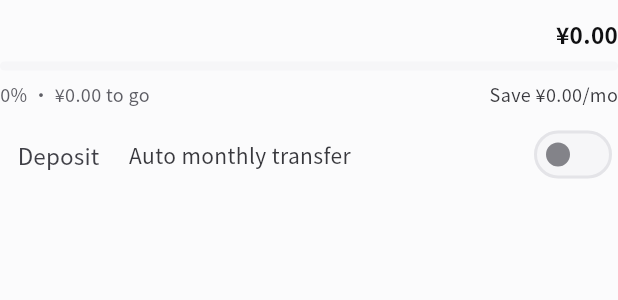
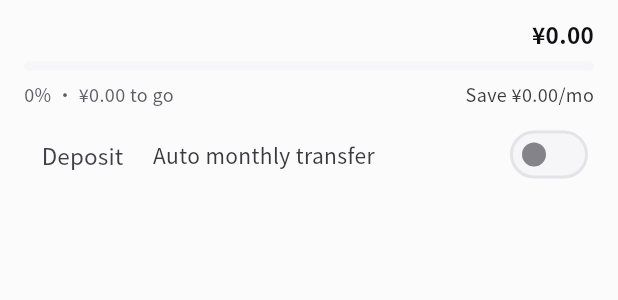
Before and after one commit to cvilia/plain, a Flutter app: the _GoalRow widget shown alone on an empty page, opened directly with empty values, on a phone screen of 412 x 824 dp. Shown: the top 300 px of the screen. Run offline on Flutter 3.47's test engine with Material 3 defaults, Android fonts, the light colour scheme and no system bars; our stand-ins replace audioplayers, fl_chart, flutter_riverpod, flutter_secure_storage, flutter_svg, go_router and 3 more; missing offline and left inert: sqlite3; accounts and stored records are empty; Roboto replaces fonts that are missing (MiSans); statements that could not run were skipped.

Commit message:
fix(ui): 储蓄目标卡片行补水平内边距
_GoalRow 只有 vertical padding，卡内标题/金额/进度条贴卡片边框；
补 fromLTRB(16, md, 16, md)，与 _LimitRow 口径对齐。

```diff
--- a/lib/features/settings/savings_goals_page.dart
+++ b/lib/features/settings/savings_goals_page.dart
@@ -926,7 +926,8 @@ class _GoalRow extends StatelessWidget {
     final remaining = (view.targetCents - view.savedCents).clamp(0, view.targetCents).toInt();
     final pct = (view.progress * 100).round();
     return Padding(
-      padding: const EdgeInsets.symmetric(vertical: Spacing.md),
+      // 水平 16：卡片内标题/金额/进度条不能贴卡片边框（对齐 _LimitRow 的口径）
+      padding: const EdgeInsets.fromLTRB(16, Spacing.md, 16, Spacing.md),
       child: Column(
         crossAxisAlignment: CrossAxisAlignment.start,
         children: [
```
